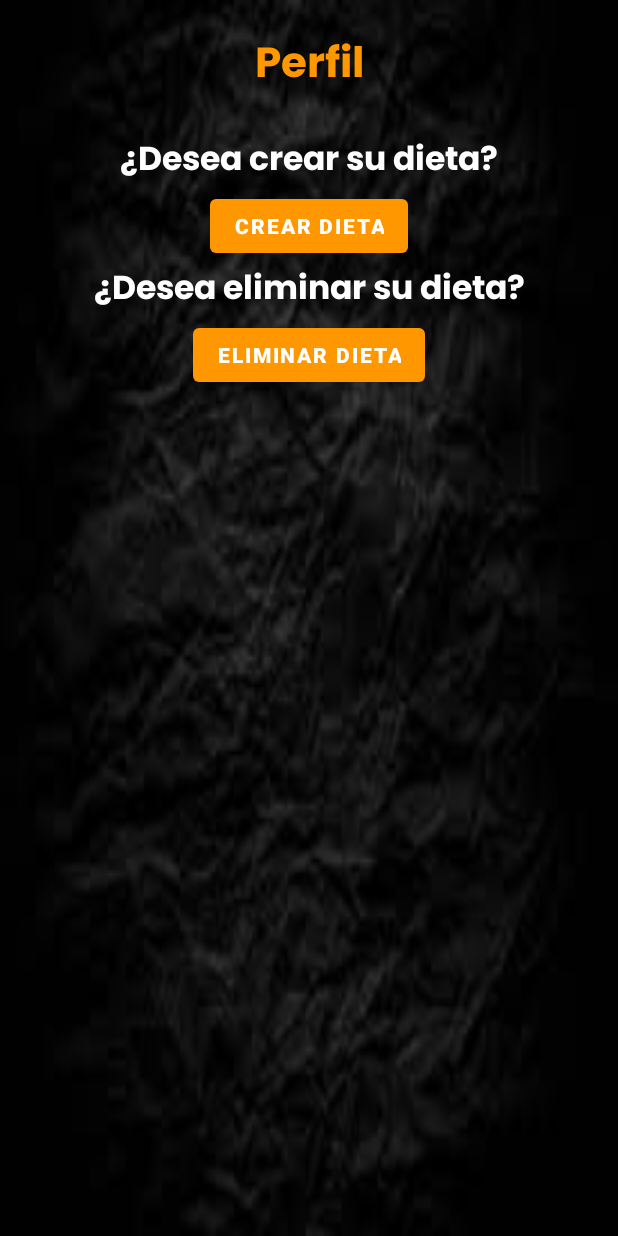
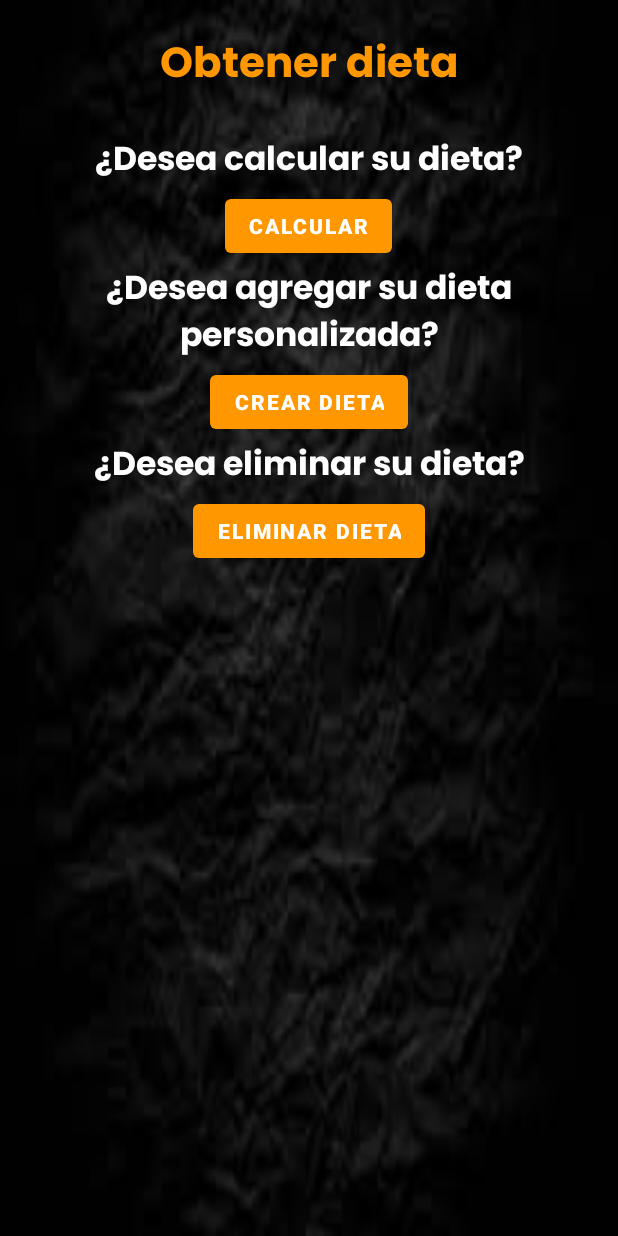
Before and after one commit to leonardopadillla/Tubox-master, an Android app: the layout design_creadordieta.xml on its own in the app's theme, with its tools: preview values and no code run, on a phone screen of 412 x 824 dp. Run offline under Robolectric (Android 15) with nearby library versions, the phone set to English and light mode, and no system bars.

Commit message:
1.8 Completada
Se agregaron dietas personalizadas

```diff
--- a/app/src/main/AndroidManifest.xml
+++ b/app/src/main/AndroidManifest.xml
@@ -225,6 +225,9 @@
             android:name=".Creardieta"
             android:exported="false" />
         <activity
+            android:name=".Creadordieta"
+            android:exported="false" />
+        <activity
             android:name=".Dieta1500"
             android:exported="false" />
         <activity
--- a/app/src/main/res/layout/design_creadordieta.xml
+++ b/app/src/main/res/layout/design_creadordieta.xml
@@ -17,12 +17,26 @@
         <TextView
             android:layout_width="match_parent"
             android:layout_height="wrap_content"
-            android:text="@string/perfil_lbl"
+            android:layout_marginBottom="20dp"
+            android:fontFamily="@font/poppinsbold"
+            android:gravity="center"
+            android:text="@string/creadordedieta_lbl"
             android:textColor="@color/boton"
-            android:textSize="28sp"
-            android:gravity="center"
+            android:textSize="28sp" />
+        <TextView
+            android:layout_width="match_parent"
+            android:layout_height="wrap_content"
             android:fontFamily="@font/poppinsbold"
-            android:layout_marginBottom="20dp"/>
+            android:text="@string/calculardieta_lbl"
+            android:textAlignment="center"
+            android:textColor="@color/white"
+            android:textSize="22sp"></TextView>
+        <Button
+            android:id="@+id/restablecer6"
+            android:layout_width="wrap_content"
+            android:layout_height="wrap_content"
+            android:textStyle="bold"
+            android:text="@string/calculardieta_btn"/>
 
         <TextView
             android:layout_width="match_parent"
@@ -54,6 +68,8 @@
             android:textStyle="bold"
             android:text="@string/restablecer4_lbl"/>
 
+
+
     </LinearLayout>
 
 </ScrollView>
--- a/app/src/main/res/values/strings.xml
+++ b/app/src/main/res/values/strings.xml
@@ -252,7 +252,10 @@
     <string name="restablecerpeso_lbl">¿Desea cambiar su peso?</string>
     <string name="restableceredad_lbl">¿Desea cambiar su edad?</string>
     <string name="eliminardieta_lbl">¿Desea eliminar su dieta?</string>
-    <string name="creardieta_lbl">¿Desea crear su dieta?</string>
+    <string name="creardieta_lbl">¿Desea agregar su dieta personalizada?</string>
+    <string name="calculardieta_lbl">¿Desea calcular su dieta?</string>
+    <string name="creadordedieta_lbl">Obtener dieta</string>
+    <string name="calculardieta_btn">CALCULAR</string>
     <string name="tasa_de_metabolismo_basal">Tasa de metabolismo basal</string>
     <string name="seleccione_su_nivel">Seleccione su nivel</string>
     <string name="resultados_agrupados">Resultados agrupados</string>
```
Also changed, not shown: app/src/main/java/sv/edu/catolica/workin/Creadordieta.java (added, +89 -0 lines), app/src/main/java/sv/edu/catolica/workin/HomeRutinas.java (+2 -7 lines), app/src/main/java/sv/edu/catolica/workin/Perfil.java (+2 -30 lines), app/src/main/res/layout/design_home.xml (+0 -9 lines), app/src/main/res/layout/design_perfil.xml (+0 -30 lines).
